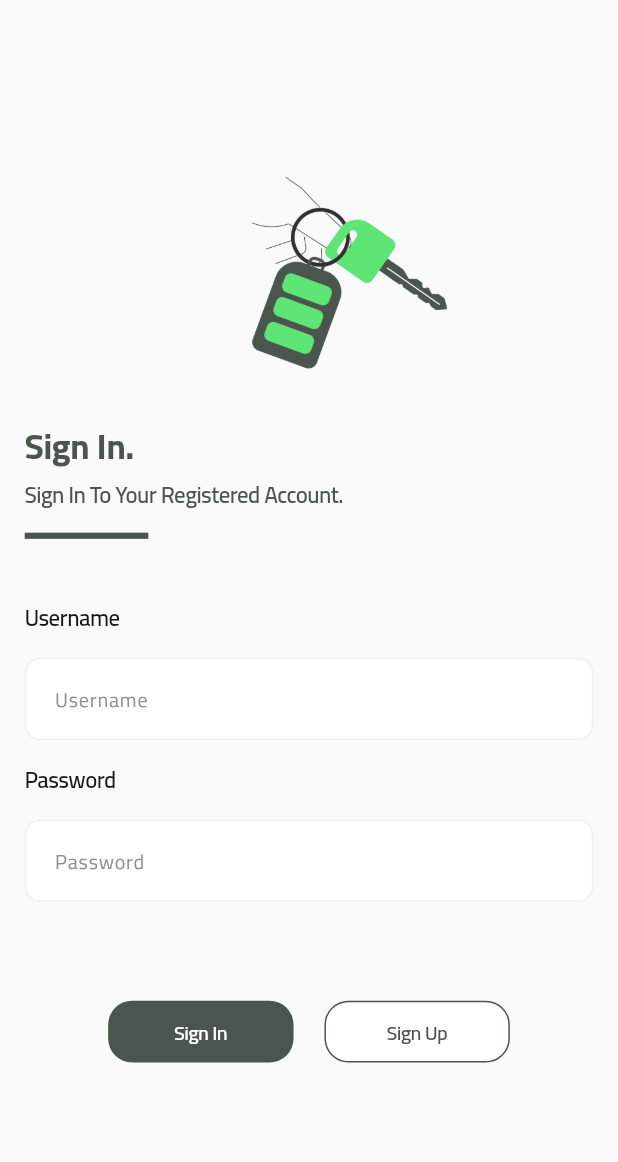
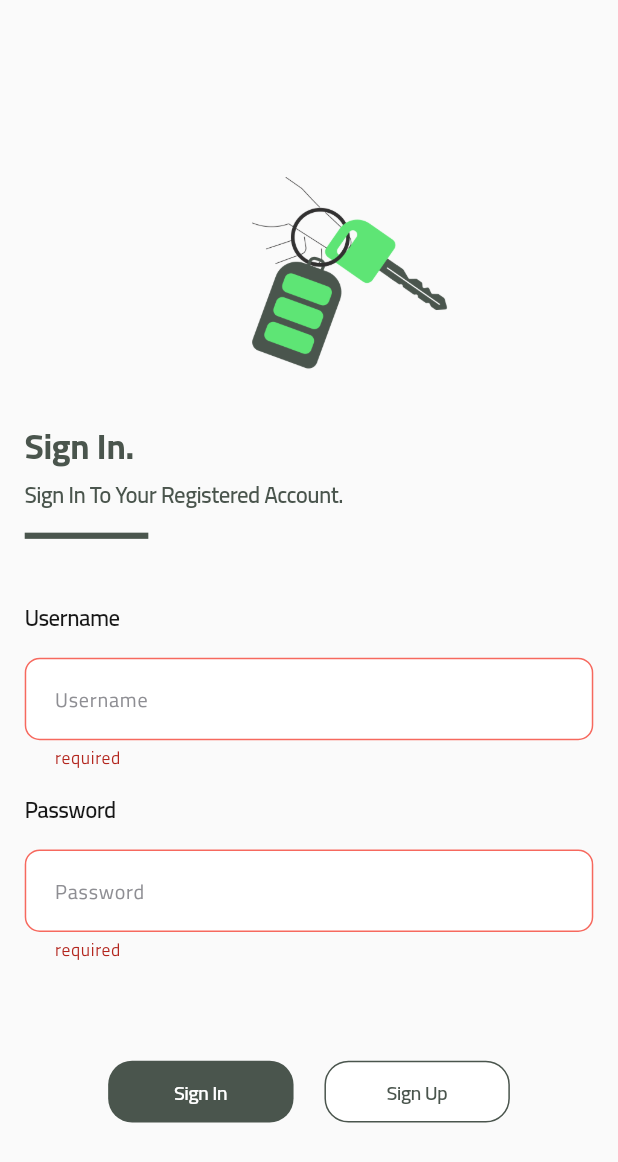
Before and after one commit to meory101/car-rental-app, a Flutter app: the LoginScreen screen opened directly, after a tap on "Sign In", on a phone screen of 412 x 824 dp. Shown: the top 1162 px of the screen. Run offline on Flutter 3.47's test engine with Material 3 defaults, Android fonts, the phone set to English and light mode, and no system bars; our stand-ins replace cached_network_image, carousel_slider, dots_indicator, dropdown_button2, flash, flutter_svg and 5 more; missing offline and left inert: dynamic_height_grid_view; accounts and stored records are empty.

Commit message:
completed login

```diff
--- a/lib/core/api/api_links.dart
+++ b/lib/core/api/api_links.dart
@@ -1,5 +1,5 @@
 
-String _baseUrl = 'http://127.0.0.1:8000/';
+String _baseUrl = 'http://192.168.146.164:8000/';
 // String imageUrl = 'http://192.168.55.164:8000/storage/';
 
 class ApiGetUrl {
--- a/lib/core/widget/form_field/app_form_field.dart
+++ b/lib/core/widget/form_field/app_form_field.dart
@@ -123,9 +123,8 @@ class AppTextFormField extends StatelessWidget {
           fontWeight: FontWeight.bold,
             ),
         errorStyle: TextStyle(
-          fontSize: 14,
+          fontSize: FontSizeManager.fs14,
           fontFamily: 'Cairo',
-
 
         ),
         errorBorder: OutlineInputBorder(
--- a/lib/feature/auth/screen/login_screen.dart
+++ b/lib/feature/auth/screen/login_screen.dart
@@ -1,8 +1,10 @@
 import 'package:car_rental_app/core/api/api_links.dart';
 import 'package:car_rental_app/core/storage/shared/shared_pref.dart';
+import 'package:car_rental_app/core/widget/container/shimmer_container.dart';
 import 'package:car_rental_app/feature/auth/models/auth_response_entity.dart';
 import 'package:car_rental_app/feature/auth/models/login_request_entity.dart';
 import 'package:car_rental_app/feature/auth/screen/register_screen.dart';
+import 'package:car_rental_app/feature/main/main_bottom_app_bar.dart';
 import 'package:flutter/material.dart';
 import 'package:flutter_svg/svg.dart';
 import '../../../core/api/api_methods.dart';
@@ -15,6 +17,7 @@ import '../../../core/widget/form_field/title_app_form_filed.dart';
 import '../../../core/widget/image/main_image_widget.dart';
 import '../../../core/widget/text/app_text_widget.dart';
 import 'package:http/http.dart' as http;
+
 class LoginScreen extends StatefulWidget {
   const LoginScreen({super.key});
 
@@ -27,6 +30,8 @@ class _LoginScreenState extends State<LoginScreen> {
   final TextEditingController password = TextEditingController();
   final GlobalKey<FormState> fkey = GlobalKey();
   LoginRequestEntity entity = LoginRequestEntity();
+  int status = -1;
+
   void onSignUpClicked() {
     Navigator.of(context).pushReplacement(MaterialPageRoute(
       builder: (context) {
@@ -36,15 +41,35 @@ class _LoginScreenState extends State<LoginScreen> {
   }
 
   void signInClicked() async {
+    if (fkey.currentState?.validate() == false) return;
+    setState(() {
+      status = 0;
+    });
     entity.username = username.text;
     entity.password = password.text;
     http.Response response =
-    await HttpMethods().postMethod(ApiPostUrl.login,entity.toJson());
+        await HttpMethods().postMethod(ApiPostUrl.login, entity.toJson());
     AuthResponseEntity authResponseEntity;
     if (response.statusCode == 200) {
+      setState(() {
+        status = 1;
+      });
+
       authResponseEntity = authResponseEntityFromJson(response.body);
-      AppSharedPreferences.cashToken(token: authResponseEntity.access??"");
+      AppSharedPreferences.cashToken(token: authResponseEntity.access ?? "");
+      Navigator.of(context).pushAndRemoveUntil(
+        MaterialPageRoute(
+          builder: (context) {
+            return MainBottomAppBar();
+          },
+        ),
+        (route) => false,
+      );
     } else {
+      setState(() {
+        status = 2;
+      });
+
       ScaffoldMessenger.of(context).showSnackBar(
         SnackBar(
           content: AppTextWidget(
@@ -72,16 +97,15 @@ class _LoginScreenState extends State<LoginScreen> {
               Container(
                 alignment: Alignment.center,
                 margin: EdgeInsets.only(top: AppHeightManager.h10),
-                height:AppHeightManager.h20,
-                width:AppWidthManager.w100,
+                height: AppHeightManager.h20,
+                width: AppWidthManager.w100,
                 child: MainImageWidget(
                   fit: BoxFit.cover,
-                  height:AppHeightManager.h20,
-                  width:AppWidthManager.w50,
+                  height: AppHeightManager.h20,
+                  width: AppWidthManager.w50,
                   imagePath: AppImageManager.carKey,
                 ),
               ),
-
               Padding(
                 padding: EdgeInsets.symmetric(horizontal: AppWidthManager.w4),
                 child: Column(
@@ -146,6 +170,9 @@ class _LoginScreenState extends State<LoginScreen> {
                         if (value?.isEmpty ?? true) {
                           return 'required';
                         }
+                        if ((value?.length ?? 0) < 4) {
+                          return "At Least 4 ";
+                        }
                         return null;
                       },
                     ),
@@ -155,7 +182,13 @@ class _LoginScreenState extends State<LoginScreen> {
                     Row(
                       mainAxisAlignment: MainAxisAlignment.center,
                       children: [
-                        MainAppButton(
+                        Visibility(
+                          visible: status == 0,
+                          child: ShimmerContainer(
+                            width: AppWidthManager.w30,
+                            height: AppHeightManager.h5,
+                          ),
+                          replacement: MainAppButton(
                             onTap: signInClicked,
                             alignment: Alignment.center,
                             width: AppWidthManager.w30,
@@ -167,6 +200,7 @@ class _LoginScreenState extends State<LoginScreen> {
                               fontSize: FontSizeManager.fs15,
                               fontWeight: FontWeight.w600,
                               overflow: TextOverflow.visible,
+                            ),
                           ),
                         ),
                         SizedBox(
@@ -187,7 +221,7 @@ class _LoginScreenState extends State<LoginScreen> {
                             fontWeight: FontWeight.w600,
                             overflow: TextOverflow.visible,
                           ),
-                        )
+                        ),
                       ],
                     ),
                     SizedBox(
```
Also changed, not shown: lib/app/app.dart (+5 -2 lines). Lines whose indentation alone changed are shown as unchanged.
